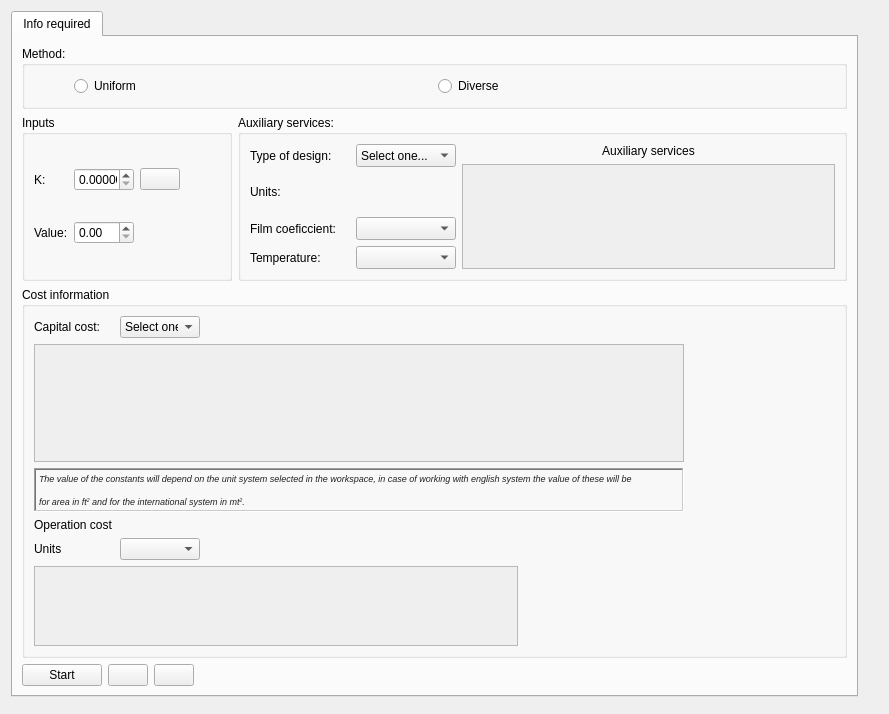
Old version of the form networkdesign.ui in the repository Gahemo0306/SHEN_ACTUALIZADO.
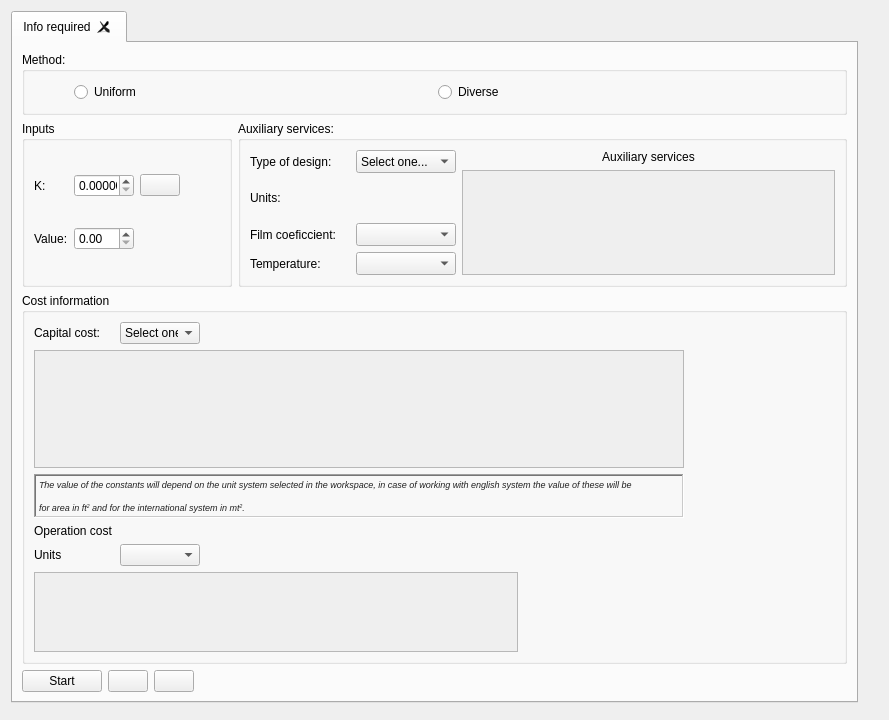
New version of the form. Icons and pictures are not drawn.

What changed in the file:
```diff
--- a/networkdesign.ui
+++ b/networkdesign.ui
@@ -19,6 +19,9 @@
      <property name="currentIndex">
       <number>0</number>
      </property>
+     <property name="tabsClosable">
+      <bool>true</bool>
+     </property>
      <widget class="QWidget" name="Tab1">
       <attribute name="title">
        <string>Info required</string>
```
